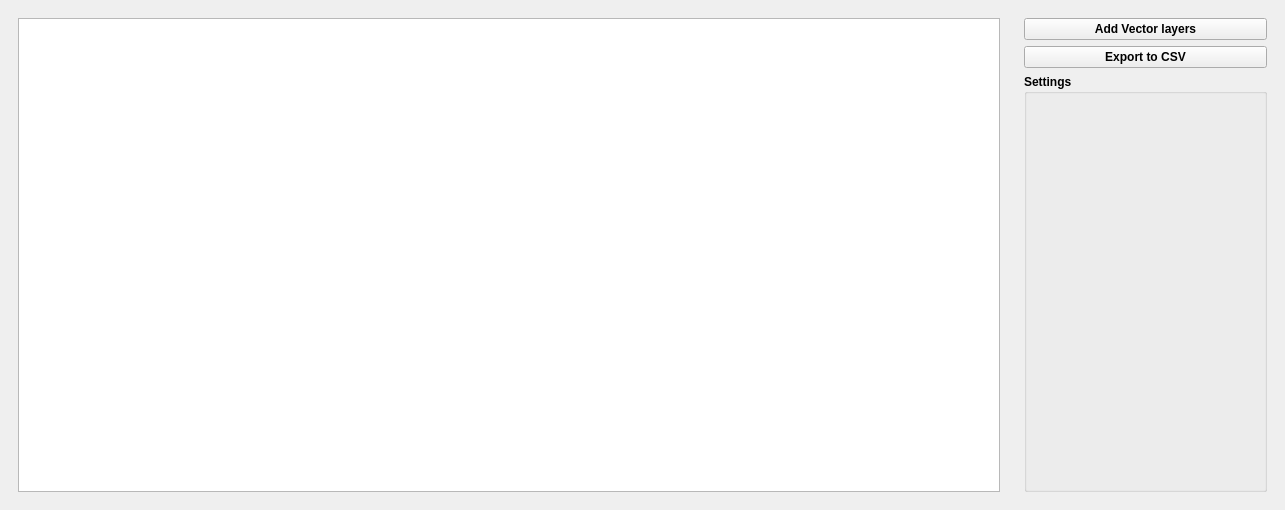
Before: the Qt Designer form gui/ann_prediction_dockwidget_base.ui in kanutan93/QgisAnnPrediction, drawn with Qt 5.
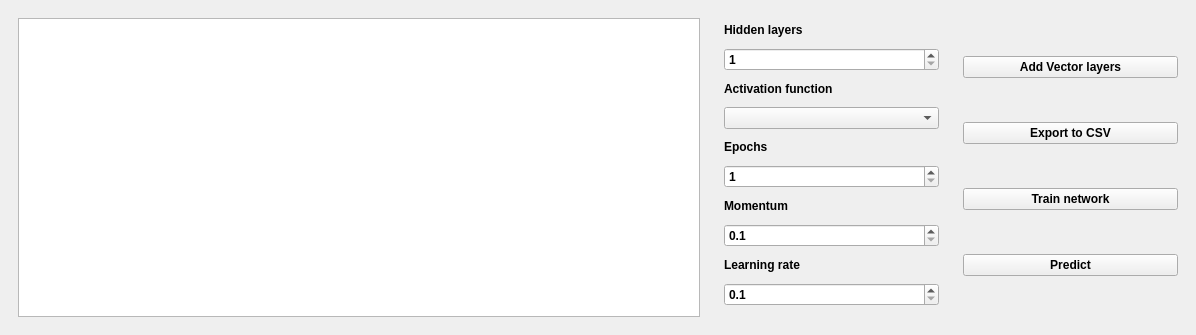
After: the same form once the commit is applied.

Commit message: add prediction layer init

Patch:
```diff
--- a/gui/ann_prediction_dockwidget_base.ui
+++ b/gui/ann_prediction_dockwidget_base.ui
@@ -6,8 +6,8 @@
    <rect>
     <x>0</x>
     <y>0</y>
-    <width>1285</width>
-    <height>510</height>
+    <width>1196</width>
+    <height>335</height>
    </rect>
   </property>
   <property name="font">
@@ -25,7 +25,7 @@
      <widget class="QFrame" name="leftFrame">
       <property name="maximumSize">
        <size>
-        <width>1000</width>
+        <width>700</width>
         <height>16777215</height>
        </size>
       </property>
@@ -39,7 +39,145 @@
       </layout>
      </widget>
     </item>
-    <item row="0" column="3">
+    <item row="0" column="4">
+     <widget class="QFrame" name="verticalFrame">
+      <property name="maximumSize">
+       <size>
+        <width>300</width>
+        <height>625</height>
+       </size>
+      </property>
+      <layout class="QVBoxLayout" name="verticalLayout_3">
+       <item>
+        <widget class="QLabel" name="label_3">
+         <property name="maximumSize">
+          <size>
+           <width>200</width>
+           <height>20</height>
+          </size>
+         </property>
+         <property name="text">
+          <string>Hidden layers</string>
+         </property>
+        </widget>
+       </item>
+       <item>
+        <widget class="QSpinBox" name="hiddenLayers">
+         <property name="minimum">
+          <number>1</number>
+         </property>
+         <property name="value">
+          <number>1</number>
+         </property>
+        </widget>
+       </item>
+       <item>
+        <widget class="QLabel" name="label_2">
+         <property name="maximumSize">
+          <size>
+           <width>200</width>
+           <height>20</height>
+          </size>
+         </property>
+         <property name="text">
+          <string>Activation function</string>
+         </property>
+        </widget>
+       </item>
+       <item>
+        <widget class="QComboBox" name="activationFunction"/>
+       </item>
+       <item>
+        <widget class="QLabel" name="label_4">
+         <property name="maximumSize">
+          <size>
+           <width>200</width>
+           <height>20</height>
+          </size>
+         </property>
+         <property name="text">
+          <string>Epochs</string>
+         </property>
+        </widget>
+       </item>
+       <item>
+        <widget class="QSpinBox" name="epochs">
+         <property name="minimum">
+          <number>1</number>
+         </property>
+         <property name="maximum">
+          <number>10000</number>
+         </property>
+         <property name="value">
+          <number>1</number>
+         </property>
+        </widget>
+       </item>
+       <item>
+        <widget class="QLabel" name="label_6">
+         <property name="maximumSize">
+          <size>
+           <width>200</width>
+           <height>20</height>
+          </size>
+         </property>
+         <property name="text">
+          <string>Momentum</string>
+         </property>
+        </widget>
+       </item>
+       <item>
+        <widget class="QDoubleSpinBox" name="momentum">
+         <property name="decimals">
+          <number>1</number>
+         </property>
+         <property name="minimum">
+          <double>0.100000000000000</double>
+         </property>
+         <property name="maximum">
+          <double>1.000000000000000</double>
+         </property>
+         <property name="singleStep">
+          <double>0.100000000000000</double>
+         </property>
+        </widget>
+       </item>
+       <item>
+        <widget class="QLabel" name="label_5">
+         <property name="maximumSize">
+          <size>
+           <width>200</width>
+           <height>20</height>
+          </size>
+         </property>
+         <property name="text">
+          <string>Learning rate</string>
+         </property>
+        </widget>
+       </item>
+       <item>
+        <widget class="QDoubleSpinBox" name="learningRate">
+         <property name="inputMethodHints">
+          <set>Qt::ImhDigitsOnly</set>
+         </property>
+         <property name="decimals">
+          <number>1</number>
+         </property>
+         <property name="minimum">
+          <double>0.100000000000000</double>
+         </property>
+         <property name="maximum">
+          <double>1.000000000000000</double>
+         </property>
+         <property name="singleStep">
+          <double>0.100000000000000</double>
+         </property>
+        </widget>
+       </item>
+      </layout>
+     </widget>
+    </item>
+    <item row="0" column="5">
      <widget class="QFrame" name="rightFrame">
       <property name="maximumSize">
        <size>
@@ -63,9 +201,16 @@
         </widget>
        </item>
        <item>
-        <widget class="QGroupBox" name="settingsGroupBox">
-         <property name="title">
-          <string>Settings</string>
+        <widget class="QPushButton" name="train">
+         <property name="text">
+          <string>Train network</string>
+         </property>
+        </widget>
+       </item>
+       <item>
+        <widget class="QPushButton" name="predict">
+         <property name="text">
+          <string>Predict</string>
          </property>
         </widget>
        </item>
```
The commit also changes 1 other file.
